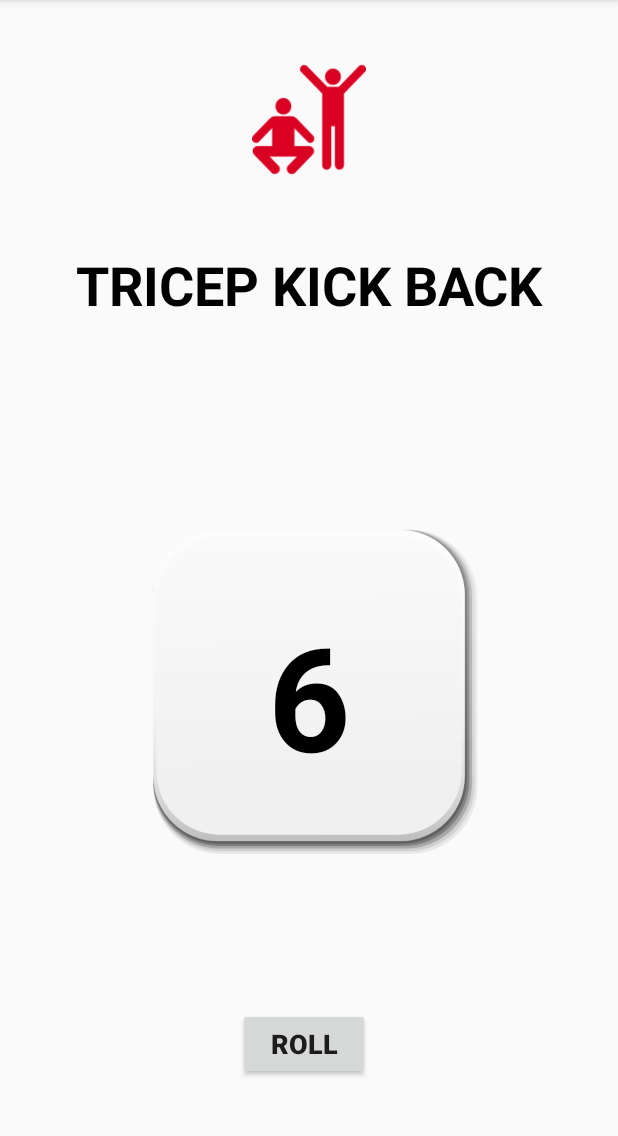
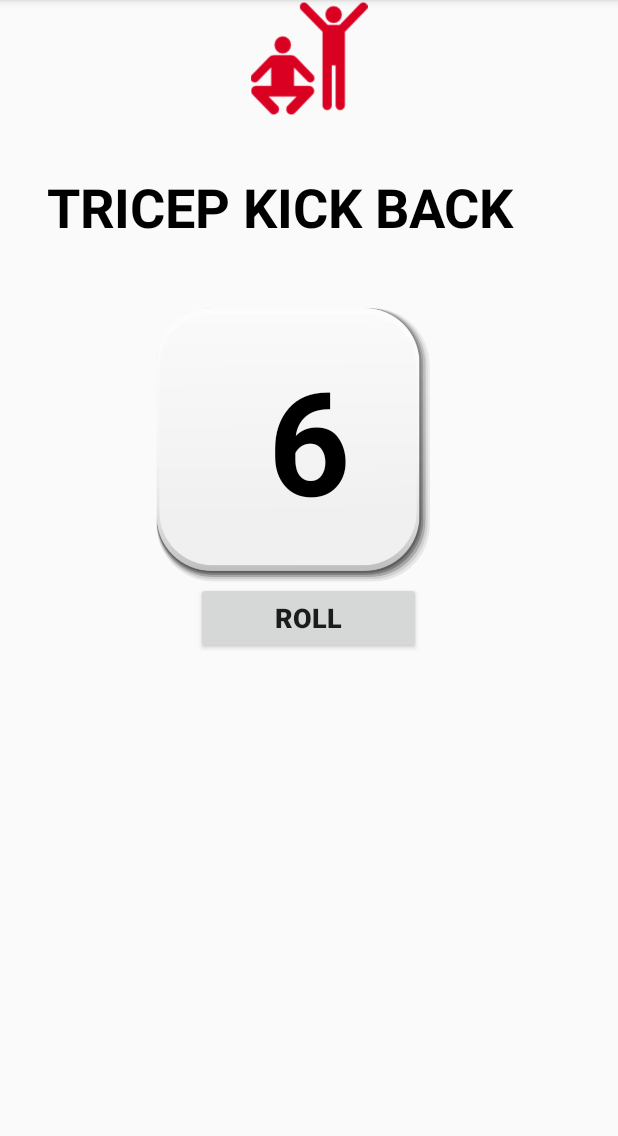
Before and after one commit to spkdroid/WorkoutDice, an Android app: the screen it shows after launch (MainActivity), after a tap on "ABS", on a phone screen of 412 x 824 dp, the part 84-1220 px from its top. Run offline under Robolectric (Android 15) with nearby library versions, the phone set to English and light mode, and no system bars.

Commit message:
fixed the dice fragment screen

```diff
--- a/app/src/main/res/layout/dice_fragment.xml
+++ b/app/src/main/res/layout/dice_fragment.xml
@@ -1,80 +1,77 @@
 <?xml version="1.0" encoding="utf-8"?>
-<android.support.constraint.ConstraintLayout xmlns:android="http://schemas.android.com/apk/res/android"
+<LinearLayout xmlns:android="http://schemas.android.com/apk/res/android"
     xmlns:app="http://schemas.android.com/apk/res-auto"
     xmlns:tools="http://schemas.android.com/tools"
     android:layout_width="match_parent"
     android:layout_height="match_parent"
     tools:context=".ui.main.DiceFragment"
-    tools:layout_editor_absoluteY="81dp">
+    tools:layout_editor_absoluteY="81dp"
+    android:orientation="vertical"
+    >
+
+    <ImageView
+        android:id="@+id/imageView3"
+        android:layout_width="match_parent"
+        android:layout_height="78dp"
+        android:src="@drawable/gymicon"
+        tools:layout_editor_absoluteX="154dp"
+        tools:layout_editor_absoluteY="16dp" />
+
+    <TextView
+        android:id="@+id/actiontype"
+        android:layout_width="374dp"
+        android:layout_height="120dp"
+        android:gravity="center"
+        android:text="Text"
+        android:textColor="@android:color/black"
+        android:textSize="36sp"
+        android:textStyle="bold"
+        tools:layout_editor_absoluteX="5dp"
+        tools:layout_editor_absoluteY="165dp" />
+
+    <RelativeLayout
+        android:layout_width="match_parent"
+        android:layout_height="wrap_content">
 
         <ImageView
             android:id="@+id/dicebackground"
-        android:layout_width="225dp"
-        android:layout_height="0dp"
-        android:layout_marginBottom="1dp"
+            android:layout_width="337dp"
+            android:layout_height="190dp"
+            android:layout_alignParentStart="true"
+            android:layout_alignParentTop="true"
+            android:layout_marginStart="23dp"
+            android:layout_marginTop="0dp"
             android:src="@drawable/die"
-        app:layout_constraintBottom_toTopOf="@+id/rolldice"
-        app:layout_constraintEnd_toEndOf="parent"
-        app:layout_constraintStart_toStartOf="parent"
-        app:layout_constraintTop_toBottomOf="@+id/actiontype" />
+            tools:layout_editor_absoluteX="80dp"
+            tools:layout_editor_absoluteY="243dp" />
 
         <TextView
             android:id="@+id/dicenumber"
             android:layout_width="145dp"
-        android:layout_height="0dp"
-        android:layout_marginTop="21dp"
-        android:layout_marginBottom="9dp"
+            android:layout_height="143dp"
+            android:layout_centerInParent="true"
             android:gravity="center"
             android:text="1"
             android:textAlignment="center"
             android:textColor="@android:color/black"
             android:textSize="96sp"
             android:textStyle="bold"
-        app:layout_constraintBottom_toTopOf="@+id/rolldice"
-        app:layout_constraintEnd_toEndOf="parent"
-        app:layout_constraintStart_toStartOf="parent"
-        app:layout_constraintTop_toTopOf="@+id/dicebackground" />
+            tools:layout_editor_absoluteX="120dp"
+            tools:layout_editor_absoluteY="264dp" />
+
+    </RelativeLayout>
+
 
     <Button
         android:id="@+id/rolldice"
-        android:layout_width="wrap_content"
+        android:layout_width="150dp"
         android:layout_height="wrap_content"
-        android:layout_marginEnd="32dp"
-        android:layout_marginBottom="48dp"
+        android:layout_gravity="center"
         android:text="Roll"
         android:textSize="18sp"
         android:textStyle="bold"
-        app:layout_constraintBottom_toBottomOf="parent"
-        app:layout_constraintEnd_toEndOf="@+id/dicenumber"
-        app:layout_constraintTop_toBottomOf="@+id/dicebackground" />
+        tools:layout_editor_absoluteX="145dp"
+        tools:layout_editor_absoluteY="415dp"
+        />
 
-    <TextView
-        android:id="@+id/actiontype"
-        android:layout_width="0dp"
-        android:layout_height="wrap_content"
-        android:layout_marginStart="5dp"
-        android:layout_marginEnd="5dp"
-        android:layout_marginBottom="29dp"
-        android:gravity="center"
-        android:text="Text"
-        android:textColor="@android:color/black"
-        android:textSize="36sp"
-        android:textStyle="bold"
-        app:layout_constraintBottom_toTopOf="@+id/dicebackground"
-        app:layout_constraintEnd_toEndOf="parent"
-        app:layout_constraintStart_toStartOf="parent"
-        app:layout_constraintTop_toBottomOf="@+id/imageView3" />
-
-    <ImageView
-        android:id="@+id/imageView3"
-        android:layout_width="76dp"
-        android:layout_height="127dp"
-        android:layout_marginTop="16dp"
-        android:layout_marginBottom="22dp"
-        android:src="@drawable/gymicon"
-        app:layout_constraintBottom_toTopOf="@+id/actiontype"
-        app:layout_constraintEnd_toEndOf="parent"
-        app:layout_constraintStart_toStartOf="parent"
-        app:layout_constraintTop_toTopOf="parent" />
-
-</android.support.constraint.ConstraintLayout>
+</LinearLayout>
```
Lines whose indentation alone changed are shown as unchanged.
